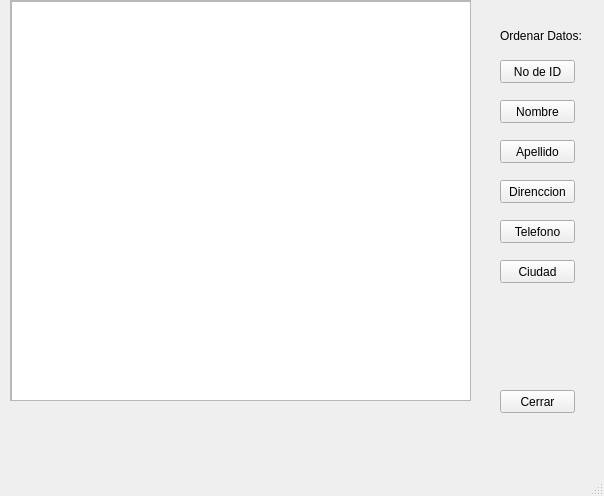
Qt form ListarCliente.ui (OSarmient/Parcial2) before a commit.
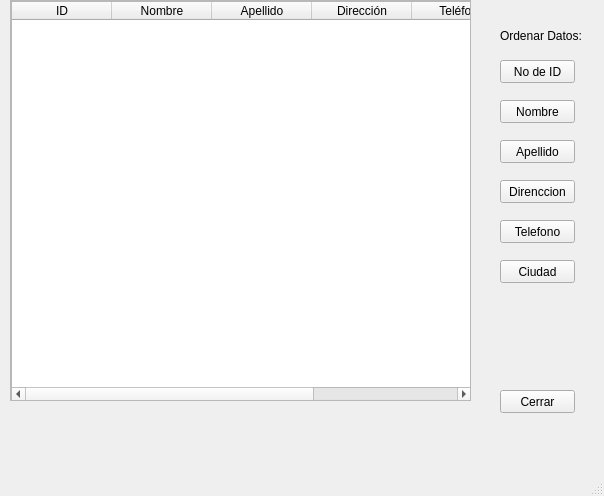
The same form after that commit.

What changed in the file:
```diff
--- a/ListarCliente.ui
+++ b/ListarCliente.ui
@@ -35,7 +35,7 @@
        <height>399</height>
       </rect>
      </property>
-     <widget class="QTableView" name="TablaListaCliente">
+     <widget class="QTableWidget" name="tableWidget">
       <property name="geometry">
        <rect>
         <x>0</x>
@@ -44,6 +44,36 @@
         <height>401</height>
        </rect>
       </property>
+      <column>
+       <property name="text">
+        <string>ID</string>
+       </property>
+      </column>
+      <column>
+       <property name="text">
+        <string>Nombre</string>
+       </property>
+      </column>
+      <column>
+       <property name="text">
+        <string>Apellido</string>
+       </property>
+      </column>
+      <column>
+       <property name="text">
+        <string>Dirección</string>
+       </property>
+      </column>
+      <column>
+       <property name="text">
+        <string>Teléfono</string>
+       </property>
+      </column>
+      <column>
+       <property name="text">
+        <string>Ciudad</string>
+       </property>
+      </column>
      </widget>
     </widget>
    </widget>
```
